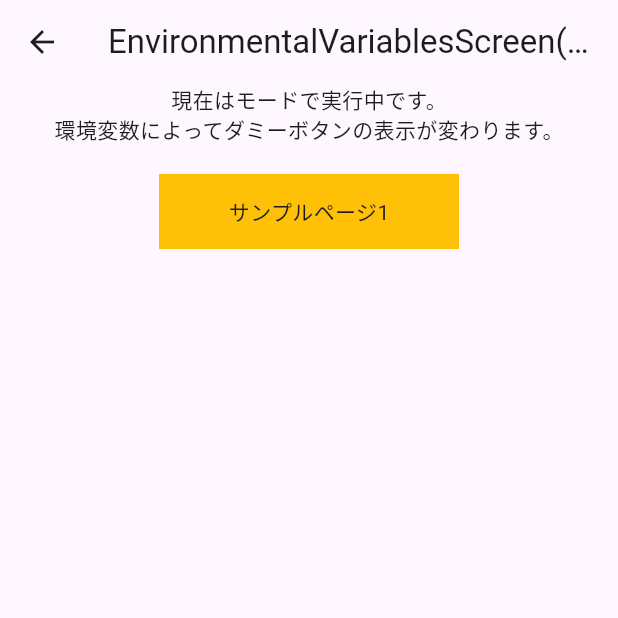
After one commit to nanakoshis/learning_app, a Flutter app: the screen it shows after launch, after a tap on "EnvironmentalVariablesScreen(環境変数)", on a phone screen of 412 x 824 dp, the top half of it. The commit adds this screen. Run offline on Flutter 3.47's test engine with Material 3 defaults, Android fonts, the phone set to English and light mode, and no system bars; our stand-ins replace carousel_slider, dio, flutter_riverpod, freezed_annotation, go_router, retrofit and 1 more; generated files the repository leaves out were written again.

Commit message:
環境変数の追加(.envファイル)

```diff
--- /dev/null
+++ b/practice_app/define/env.json
@@ -0,0 +1,5 @@
+{
+  "envModeName": "デバッグ",
+  "envModeNum": "1",
+  "enableDebugMenu": true
+}
--- a/practice_app/lib/main.dart
+++ b/practice_app/lib/main.dart
@@ -5,6 +5,7 @@ import 'package:practice_app/view/api_screen.dart';
 import 'package:practice_app/view/callback_screen.dart';
 import 'package:practice_app/view/carousel_slider.dart';
 import 'package:practice_app/view/color_sample_screen.dart';
+import 'package:practice_app/view/environmental_variables_screen.dart';
 
 import 'view/first_screen.dart';
 import 'view/my_home_pege.dart';
@@ -43,6 +44,7 @@ class MyApp extends StatelessWidget {
         '/CallbackScreen': (context) => const CallbackScreen(),
         '/ColorSampleScreen': (context) => const ColorSampleScreen(),
         '/CarouselSliderScreen': (context) => const CarouselSliderScreen(),
+        '/EnvironmentalVariablesScreen': (context) => const EnvironmentalVariablesScreen(),
       },
     );
   }
--- /dev/null
+++ b/practice_app/lib/view/environmental_variables_screen.dart
@@ -0,0 +1,66 @@
+import 'package:flutter/material.dart';
+
+class EnvironmentalVariablesScreen extends StatelessWidget {
+  const EnvironmentalVariablesScreen({super.key});
+
+  @override
+  Widget build(BuildContext context) {
+    /* このScreenは環境変数のテストで使用する
+    操作方法
+    JSONから環境変数(.evvファイル)を読み込むことで、下記変数が使用できる
+    ターミナルで入力(プロジェクトディレクトリ配下)
+    flutter run --dart-define-from-file=define/env.json
+    この方法でビルドする場合、ホットリロードができないので少々不便である
+    利便性向上の対策としてflutter_dotenv パッケージの利用などがある
+    */
+
+    // 環境変数から読み込む変数
+    const envModeName = String.fromEnvironment('envModeName');
+    const envModeNum = String.fromEnvironment('envModeNum');
+    const enableDebugMenu = bool.fromEnvironment('enableDebugMenu');
+
+    // Scaffold マテリアルデザイン用のウィジェット（appBarなどを設定できる） MaterialAppの基本設定を引き継ぐ
+    return Scaffold(
+      appBar: AppBar(
+        title: const Text('EnvironmentalVariablesScreen(環境変数)'),
+        automaticallyImplyLeading: true, // 戻るボタン矢印
+      ),
+      body: Center(
+          child: Column(
+        children: [
+          const Text('現在は$envModeNameモード$envModeNumで実行中です。'),
+          const Text('環境変数によってダミーボタンの表示が変わります。'),
+          const SizedBox(
+            height: 20,
+          ),
+          Container(
+            width: 200,
+            height: 50,
+            color: Colors.amber,
+            child: const Center(
+              child: Text(
+                'サンプルページ1',
+              ),
+            ),
+          ),
+          const SizedBox(
+            height: 20,
+          ),
+          // デバッグモードの場合はデバッグページのボタンを表示する
+          enableDebugMenu
+              ? Container(
+                  width: 200,
+                  height: 50,
+                  color: Colors.red,
+                  child: const Center(
+                    child: Text(
+                      'デバッグページ',
+                    ),
+                  ),
+                )
+              : const SizedBox.shrink(),
+        ],
+      )),
+    );
+  }
+}
--- a/practice_app/lib/view/first_screen.dart
+++ b/practice_app/lib/view/first_screen.dart
@@ -61,6 +61,14 @@ class FirstScreen extends StatelessWidget {
                   Navigator.pushNamed(context, '/CarouselSliderScreen'),
               child: const Text('CarouselSliderScreen'),
             ),
+            const SizedBox(
+            height: 20,
+            ),
+            ElevatedButton(
+              onPressed: () =>
+                  Navigator.pushNamed(context, '/EnvironmentalVariablesScreen'),
+              child: const Text('EnvironmentalVariablesScreen(環境変数)'),
+            ),
           ],
         )
       ),
```
